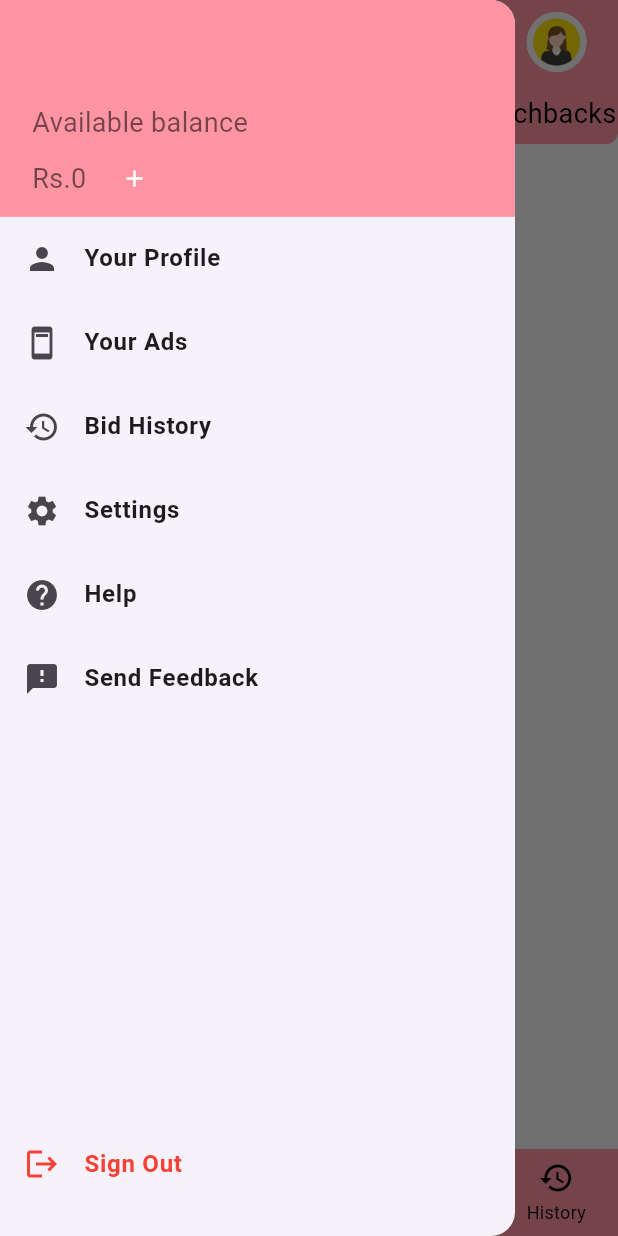
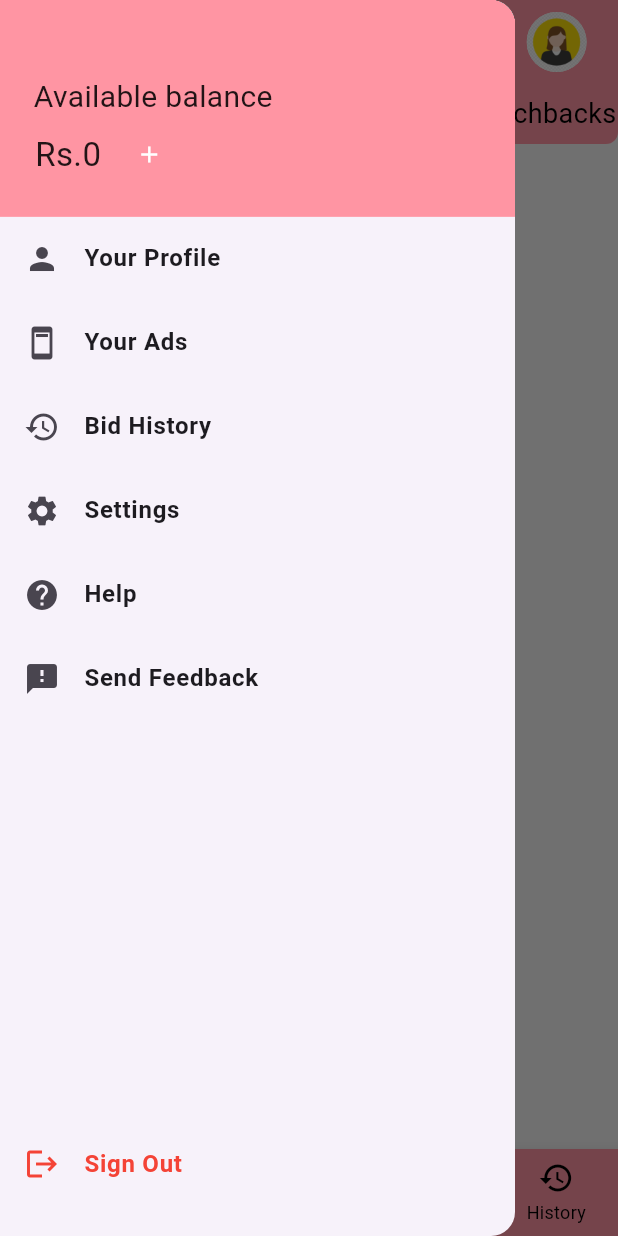
Before and after one commit to Ibad-Musheer-Hussain/Biddy-FYP-Project, a Flutter app: the MainPage screen opened by its route, with the side drawer open, on a phone screen of 412 x 824 dp. Run offline on Flutter 3.47's test engine with Material 3 defaults, Android fonts, the phone set to English and light mode, and no system bars; our stand-ins replace cloud_firestore, csv, firebase_auth, firebase_core, firebase_database, firebase_messaging and 11 more; missing offline and left inert: firebase_ml_model_downloader, tflite_flutter; accounts and stored records are empty; network calls fail.

```diff
--- a/lib/ContinueAccount.dart
+++ b/lib/ContinueAccount.dart
@@ -277,7 +277,7 @@ class _ContinueaccountState extends State<Continueaccount> {
                   final formData = formKey.currentState?.value;
                   print('Form data: $formData');
                   await updateinformation();
-                  Navigator.pushNamed(context, '/circleavatar');
+                  Navigator.pushNamed(context, '/MainPage');
                 } else {
                   print('Validation failed');
                 }
--- a/lib/Signing.dart
+++ b/lib/Signing.dart
@@ -68,10 +68,7 @@ class _Continue extends State<LoginPage> {
         duration: Duration(seconds: 4), // SnackBar duration
       ));
 
-      Navigator.push(
-        context,
-        MaterialPageRoute(builder: (context) => MainPage()),
-      );
+      Navigator.pushNamed(context, '/finalizeaccount');
     } catch (e) {
       if (e is FirebaseAuthException) {
         if (e.code == 'invalid-email') {}
--- a/lib/components/CustomDrawer.dart
+++ b/lib/components/CustomDrawer.dart
@@ -31,7 +31,7 @@ class _CustomDrawerState extends State<CustomDrawer> {
             decoration: const BoxDecoration(
               color: Color.fromARGB(255, 255, 149, 163),
             ),
-            height: MediaQuery.of(context).size.height / 5.7,
+            height: MediaQuery.of(context).size.height / 5.7, //5.7
             child: Padding(
               padding: const EdgeInsets.all(12.0),
               child: SingleChildScrollView(
@@ -40,21 +40,17 @@ class _CustomDrawerState extends State<CustomDrawer> {
                   crossAxisAlignment: CrossAxisAlignment.stretch,
                   children: [
                     SizedBox(
-                      height: 28,
-                    ),
-                    Text(
-                      "  ${widget.name}", // Displaying dynamic name here
-                      style: TextStyle(fontSize: 20, color: Colors.white),
+                      height: 38,
                     ),
                     Text(
                       "  Available balance",
-                      style: TextStyle(fontSize: 18, color: Colors.black54),
+                      style: TextStyle(fontSize: 20, color: Colors.black87),
                     ),
                     Row(
                       children: [
                         Text(
                           "  Rs.${widget.balance}",
-                          style: TextStyle(fontSize: 18, color: Colors.black54),
+                          style: TextStyle(fontSize: 22, color: Colors.black87),
                         ),
                         TextButton.icon(
                           onPressed: () {
```
